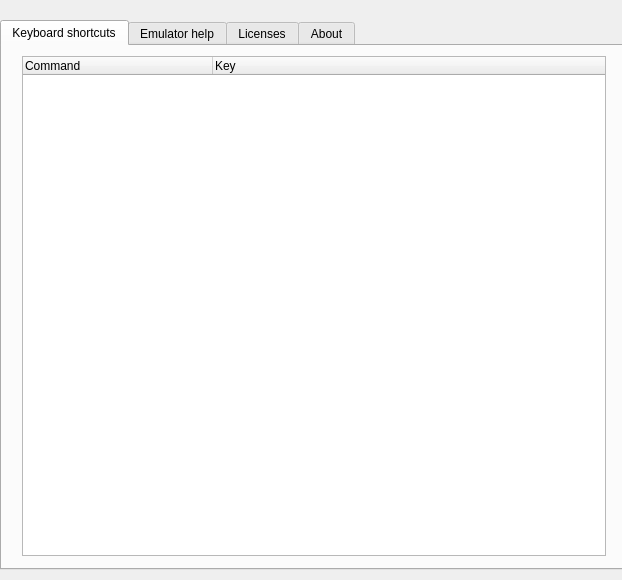
Qt form android/android-emu/android/skin/qt/extended-pages/help-page.ui (aosp-mirror/platform_external_qemu) before a commit.
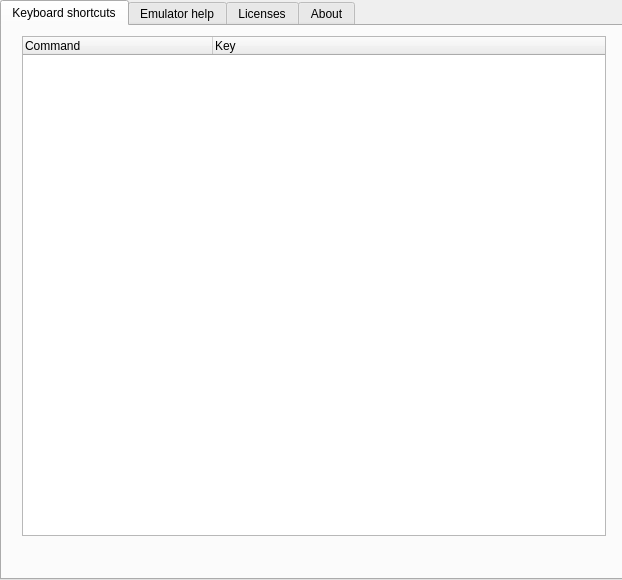
The same form after that commit. Custom widgets are drawn as their Qt base class.

Commit message:
Update QTabBar to match material design
Increase the font size and adjust the padding for QTabBar, used on
the camera, settings, help, and virtual sensors pages so that it matches
the material design spec.

These pages render differently, but I validated that all tabs are
visible and no content has been cut off on Mac, Windows, and Linux.

What changed in the file:
```diff
--- a/android/android-emu/android/skin/qt/extended-pages/help-page.ui
+++ b/android/android-emu/android/skin/qt/extended-pages/help-page.ui
@@ -17,9 +17,9 @@
    <property name="geometry">
     <rect>
      <x>0</x>
-     <y>20</y>
+     <y>0</y>
      <width>630</width>
-     <height>550</height>
+     <height>580</height>
     </rect>
    </property>
    <property name="cursor">
```
The commit also changes 5 other files.
